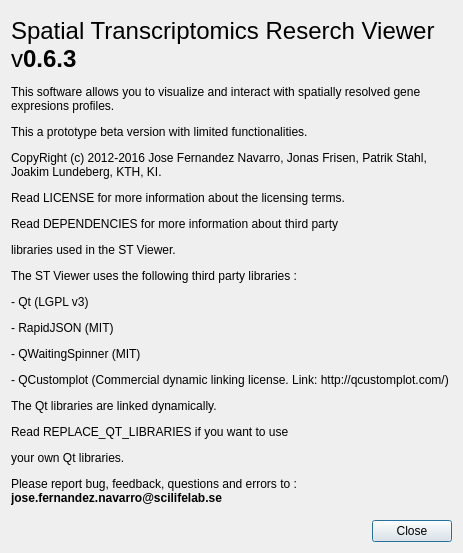
This is assets/ui/aboutdialog.ui in jfnavarro/st_viewer as Qt 5 draws it before an edit. The edited form follows.
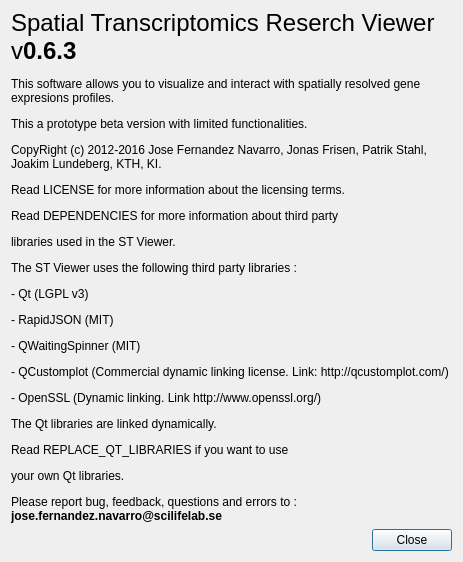
This is the edited form.

Diff of the .ui file:
```diff
--- a/assets/ui/aboutdialog.ui
+++ b/assets/ui/aboutdialog.ui
@@ -43,7 +43,7 @@
         <bool>true</bool>
        </property>
        <property name="text">
-        <string>&lt;html&gt;&lt;head/&gt;&lt;body&gt;&lt;p&gt;&lt;span style=&quot; font-size:18pt;&quot;&gt;Spatial Transcriptomics Reserch Viewer v&lt;/span&gt;&lt;span style=&quot; font-size:18pt; font-weight:600;&quot;&gt;0.6.3&lt;/span&gt;&lt;/p&gt;&lt;p&gt;This software allows you to visualize and interact with spatially resolved gene expresions profiles.&lt;/p&gt;&lt;p&gt;This a prototype beta version with limited functionalities.&lt;/p&gt;&lt;p&gt;CopyRight (c) 2012-2016 Jose Fernandez Navarro, Jonas Frisen, Patrik Stahl, Joakim Lundeberg, KTH, KI.&lt;/p&gt;&lt;p&gt;Read LICENSE for more information about the licensing terms.&lt;/p&gt;&lt;p&gt;Read DEPENDENCIES for more information about third party&lt;/p&gt;&lt;p&gt;libraries used in the ST Viewer. &lt;/p&gt;&lt;p&gt;The ST Viewer uses the following third party libraries :&lt;/p&gt;&lt;p&gt;- Qt (LGPL v3)&lt;/p&gt;&lt;p&gt;- RapidJSON (MIT)&lt;/p&gt;&lt;p&gt;- QWaitingSpinner (MIT)&lt;/p&gt;&lt;p&gt;- QCustomplot (Commercial dynamic linking license. Link: http://qcustomplot.com/)&lt;/p&gt;&lt;p&gt;The Qt libraries are linked dynamically.&lt;/p&gt;&lt;p&gt;Read REPLACE_QT_LIBRARIES if you want to use&lt;/p&gt;&lt;p&gt;your own Qt libraries.&lt;/p&gt;&lt;p&gt;Please report bug, feedback, questions and errors to : &lt;span style=&quot; font-weight:600;&quot;&gt;jose.fernandez.navarro@scilifelab.se&lt;/span&gt;&lt;/p&gt;&lt;/body&gt;&lt;/html&gt;</string>
+        <string>&lt;html&gt;&lt;head/&gt;&lt;body&gt;&lt;p&gt;&lt;span style=&quot; font-size:18pt;&quot;&gt;Spatial Transcriptomics Reserch Viewer v&lt;/span&gt;&lt;span style=&quot; font-size:18pt; font-weight:600;&quot;&gt;0.6.3&lt;/span&gt;&lt;/p&gt;&lt;p&gt;This software allows you to visualize and interact with spatially resolved gene expresions profiles.&lt;/p&gt;&lt;p&gt;This a prototype beta version with limited functionalities.&lt;/p&gt;&lt;p&gt;CopyRight (c) 2012-2016 Jose Fernandez Navarro, Jonas Frisen, Patrik Stahl, Joakim Lundeberg, KTH, KI.&lt;/p&gt;&lt;p&gt;Read LICENSE for more information about the licensing terms.&lt;/p&gt;&lt;p&gt;Read DEPENDENCIES for more information about third party&lt;/p&gt;&lt;p&gt;libraries used in the ST Viewer. &lt;/p&gt;&lt;p&gt;The ST Viewer uses the following third party libraries :&lt;/p&gt;&lt;p&gt;- Qt (LGPL v3)&lt;/p&gt;&lt;p&gt;- RapidJSON (MIT)&lt;/p&gt;&lt;p&gt;- QWaitingSpinner (MIT)&lt;/p&gt;&lt;p&gt;- QCustomplot (Commercial dynamic linking license. Link: http://qcustomplot.com/)&lt;/p&gt;&lt;p&gt;- OpenSSL (Dynamic linking. Link http://www.openssl.org/)&lt;/p&gt;&lt;p&gt;The Qt libraries are linked dynamically.&lt;/p&gt;&lt;p&gt;Read REPLACE_QT_LIBRARIES if you want to use&lt;/p&gt;&lt;p&gt;your own Qt libraries.&lt;/p&gt;&lt;p&gt;Please report bug, feedback, questions and errors to : &lt;span style=&quot; font-weight:600;&quot;&gt;jose.fernandez.navarro@scilifelab.se&lt;/span&gt;&lt;/p&gt;&lt;/body&gt;&lt;/html&gt;</string>
        </property>
        <property name="textFormat">
         <enum>Qt::AutoText</enum>
```
